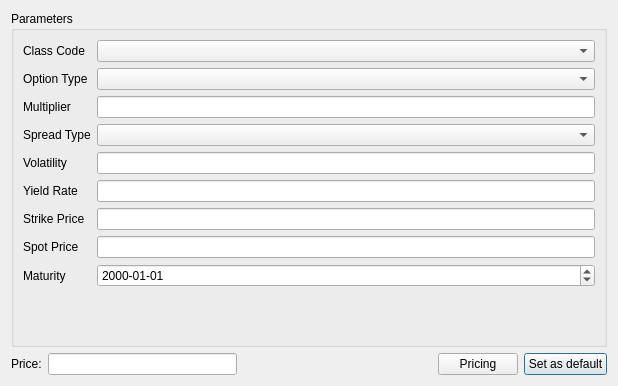
This is optioncalcdialog.ui in Dalizi/option_calculator as Qt 5 draws it before an edit. The edited form follows.
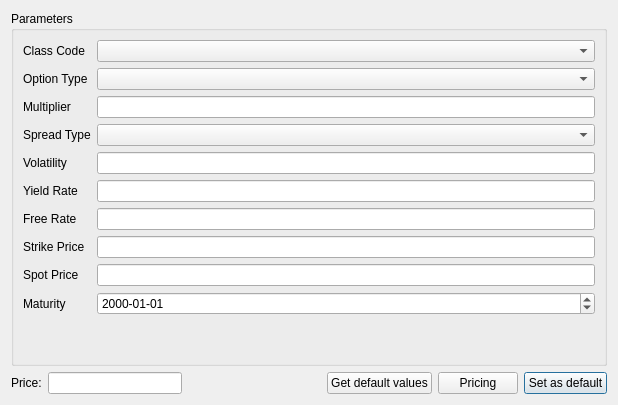
This is the edited form.

Commit message: Add get default param value button to get param from database.

What changed in the file:
```diff
--- a/optioncalcdialog.ui
+++ b/optioncalcdialog.ui
@@ -7,28 +7,28 @@
     <x>0</x>
     <y>0</y>
     <width>618</width>
-    <height>386</height>
+    <height>405</height>
    </rect>
   </property>
   <property name="windowTitle">
    <string>Option Pricing</string>
   </property>
   <layout class="QGridLayout" name="gridLayout">
-   <item row="1" column="4">
+   <item row="1" column="5">
     <widget class="QPushButton" name="pushButton_2">
      <property name="text">
       <string>Set as default</string>
      </property>
     </widget>
    </item>
-   <item row="1" column="3">
+   <item row="1" column="4">
     <widget class="QPushButton" name="pricingPushButton">
      <property name="text">
       <string>Pricing</string>
      </property>
     </widget>
    </item>
-   <item row="0" column="0" colspan="5">
+   <item row="0" column="0" colspan="6">
     <widget class="QGroupBox" name="groupBox">
      <property name="title">
       <string>Parameters</string>
@@ -86,34 +86,34 @@
         <item row="5" column="1">
          <widget class="QLineEdit" name="yieldRateLineEdit"/>
         </item>
-        <item row="6" column="0">
+        <item row="7" column="0">
          <widget class="QLabel" name="strikePriceLabel">
           <property name="text">
            <string>Strike Price</string>
           </property>
          </widget>
         </item>
-        <item row="6" column="1">
+        <item row="7" column="1">
          <widget class="QLineEdit" name="strikePriceLineEdit"/>
         </item>
-        <item row="7" column="0">
+        <item row="8" column="0">
          <widget class="QLabel" name="spotPriceLabel">
           <property name="text">
            <string>Spot Price</string>
           </property>
          </widget>
         </item>
-        <item row="7" column="1">
+        <item row="8" column="1">
          <widget class="QLineEdit" name="spotPriceLineEdit"/>
         </item>
-        <item row="8" column="0">
+        <item row="9" column="0">
          <widget class="QLabel" name="maturityLabel">
           <property name="text">
            <string>Maturity</string>
           </property>
          </widget>
         </item>
-        <item row="8" column="1">
+        <item row="9" column="1">
          <widget class="QDateEdit" name="maturityDateEdit">
           <property name="displayFormat">
            <string>yyyy-MM-dd</string>
@@ -130,6 +130,16 @@
         <item row="1" column="1">
          <widget class="QComboBox" name="optionTypeComboBox"/>
         </item>
+        <item row="6" column="0">
+         <widget class="QLabel" name="freeRateLabel">
+          <property name="text">
+           <string>Free Rate</string>
+          </property>
+         </widget>
+        </item>
+        <item row="6" column="1">
+         <widget class="QLineEdit" name="freeRateLineEdit"/>
+        </item>
        </layout>
       </item>
      </layout>
@@ -162,6 +172,13 @@
      </property>
     </spacer>
    </item>
+   <item row="1" column="3">
+    <widget class="QPushButton" name="getDefaultPushButton">
+     <property name="text">
+      <string>Get default values</string>
+     </property>
+    </widget>
+   </item>
   </layout>
  </widget>
  <resources/>
```
The commit also changes 4 other files.
